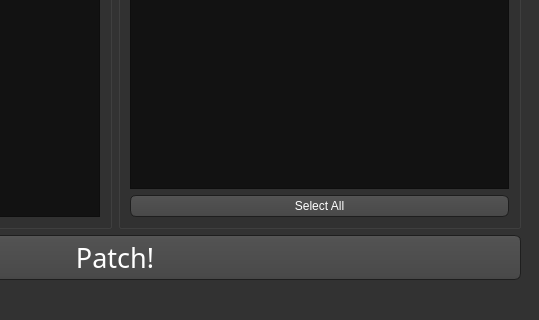
This is WiiMusicPlus.ui in BenjaminHalko/WiiMusicEditorPlus as Qt 5 draws it before an edit; both pictures show x 309 to 848 and y 278 to 598 of the 848 by 598 pixel window. The edited form follows.
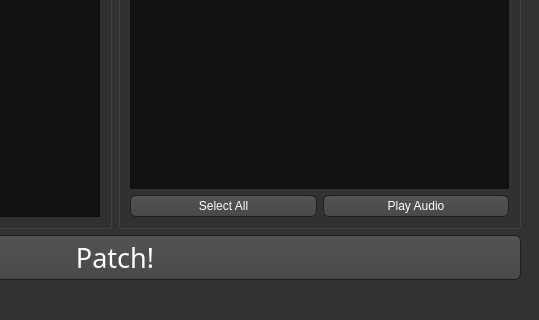
This is the edited form. The open tabs and pages were chosen to show the change. Icons and pictures are not drawn.

What changed in the file:
```diff
--- a/WiiMusicPlus.ui
+++ b/WiiMusicPlus.ui
@@ -6,7 +6,7 @@
    <rect>
     <x>0</x>
     <y>0</y>
-    <width>839</width>
+    <width>829</width>
     <height>598</height>
    </rect>
   </property>
@@ -942,9 +942,201 @@
   <widget class="QWidget" name="centralwidget">
    <property name="palette">
     <palette>
-     <active/>
-     <inactive/>
-     <disabled/>
+     <active>
+      <colorrole role="WindowText">
+       <brush brushstyle="SolidPattern">
+        <color alpha="255">
+         <red>255</red>
+         <green>255</green>
+         <blue>255</blue>
+        </color>
+       </brush>
+      </colorrole>
+      <colorrole role="Button">
+       <brush brushstyle="SolidPattern">
+        <color alpha="255">
+         <red>50</red>
+         <green>50</green>
+         <blue>50</blue>
+        </color>
+       </brush>
+      </colorrole>
+      <colorrole role="Text">
+       <brush brushstyle="SolidPattern">
+        <color alpha="255">
+         <red>255</red>
+         <green>255</green>
+         <blue>255</blue>
+        </color>
+       </brush>
+      </colorrole>
+      <colorrole role="ButtonText">
+       <brush brushstyle="SolidPattern">
+        <color alpha="255">
+         <red>255</red>
+         <green>255</green>
+         <blue>255</blue>
+        </color>
+       </brush>
+      </colorrole>
+      <colorrole role="Base">
+       <brush brushstyle="SolidPattern">
+        <color alpha="255">
+         <red>50</red>
+         <green>50</green>
+         <blue>50</blue>
+        </color>
+       </brush>
+      </colorrole>
+      <colorrole role="Window">
+       <brush brushstyle="SolidPattern">
+        <color alpha="255">
+         <red>50</red>
+         <green>50</green>
+         <blue>50</blue>
+        </color>
+       </brush>
+      </colorrole>
+      <colorrole role="PlaceholderText">
+       <brush brushstyle="NoBrush">
+        <color alpha="128">
+         <red>0</red>
+         <green>0</green>
+         <blue>0</blue>
+        </color>
+       </brush>
+      </colorrole>
+     </active>
+     <inactive>
+      <colorrole role="WindowText">
+       <brush brushstyle="SolidPattern">
+        <color alpha="255">
+         <red>255</red>
+         <green>255</green>
+         <blue>255</blue>
+        </color>
+       </brush>
+      </colorrole>
+      <colorrole role="Button">
+       <brush brushstyle="SolidPattern">
+        <color alpha="255">
+         <red>50</red>
+         <green>50</green>
+         <blue>50</blue>
+        </color>
+       </brush>
+      </colorrole>
+      <colorrole role="Text">
+       <brush brushstyle="SolidPattern">
+        <color alpha="255">
+         <red>255</red>
+         <green>255</green>
+         <blue>255</blue>
+        </color>
+       </brush>
+      </colorrole>
+      <colorrole role="ButtonText">
+       <brush brushstyle="SolidPattern">
+        <color alpha="255">
+         <red>255</red>
+         <green>255</green>
+         <blue>255</blue>
+        </color>
+       </brush>
+      </colorrole>
+      <colorrole role="Base">
+       <brush brushstyle="SolidPattern">
+        <color alpha="255">
+         <red>50</red>
+         <green>50</green>
+         <blue>50</blue>
+        </color>
+       </brush>
+      </colorrole>
+      <colorrole role="Window">
+       <brush brushstyle="SolidPattern">
+        <color alpha="255">
+         <red>50</red>
+         <green>50</green>
+         <blue>50</blue>
+        </color>
+       </brush>
+      </colorrole>
+      <colorrole role="PlaceholderText">
+       <brush brushstyle="NoBrush">
+        <color alpha="128">
+         <red>255</red>
+         <green>255</green>
+         <blue>255</blue>
+        </color>
+       </brush>
+      </colorrole>
+     </inactive>
+     <disabled>
+      <colorrole role="WindowText">
+       <brush brushstyle="SolidPattern">
+        <color alpha="255">
+         <red>64</red>
+         <green>64</green>
+         <blue>64</blue>
+        </color>
+       </brush>
+      </colorrole>
+      <colorrole role="Button">
+       <brush brushstyle="SolidPattern">
+        <color alpha="255">
+         <red>50</red>
+         <green>50</green>
+         <blue>50</blue>
+        </color>
+       </brush>
+      </colorrole>
+      <colorrole role="Text">
+       <brush brushstyle="SolidPattern">
+        <color alpha="255">
+         <red>64</red>
+         <green>64</green>
+         <blue>64</blue>
+        </color>
+       </brush>
+      </colorrole>
+      <colorrole role="ButtonText">
+       <brush brushstyle="SolidPattern">
+        <color alpha="255">
+         <red>64</red>
+         <green>64</green>
+         <blue>64</blue>
+        </color>
+       </brush>
+      </colorrole>
+      <colorrole role="Base">
+       <brush brushstyle="SolidPattern">
+        <color alpha="255">
+         <red>50</red>
+         <green>50</green>
+         <blue>50</blue>
+        </color>
+       </brush>
+      </colorrole>
+      <colorrole role="Window">
+       <brush brushstyle="SolidPattern">
+        <color alpha="255">
+         <red>50</red>
+         <green>50</green>
+         <blue>50</blue>
+        </color>
+       </brush>
+      </colorrole>
+      <colorrole role="PlaceholderText">
+       <brush brushstyle="NoBrush">
+        <color alpha="128">
+         <red>0</red>
+         <green>0</green>
+         <blue>0</blue>
+        </color>
+       </brush>
+      </colorrole>
+     </disabled>
     </palette>
    </property>
    <layout class="QVBoxLayout" name="verticalLayout_17">
@@ -2829,11 +3021,22 @@
                 </widget>
                </item>
                <item>
-                <widget class="QPushButton" name="SOE_SelectAll">
-                 <property name="text">
-                  <string>Select All</string>
-                 </property>
-                </widget>
+                <layout class="QHBoxLayout" name="horizontalLayout_2">
+                 <item>
+                  <widget class="QPushButton" name="SOE_SelectAll">
+                   <property name="text">
+                    <string>Select All</string>
+                   </property>
+                  </widget>
+                 </item>
+                 <item>
+                  <widget class="QPushButton" name="SOE_PlayAudio">
+                   <property name="text">
+                    <string>Play Audio</string>
+                   </property>
+                  </widget>
+                 </item>
+                </layout>
                </item>
               </layout>
              </widget>
```
Left out of the diff: 4 changed lines with no effect on the pictures.
